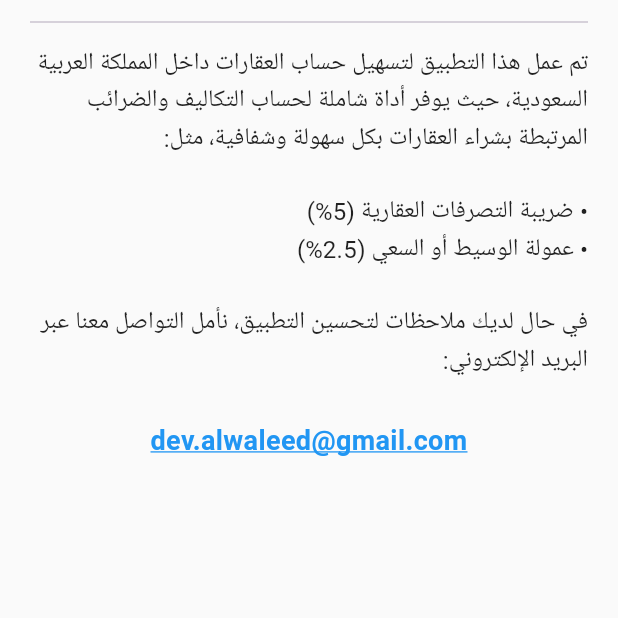
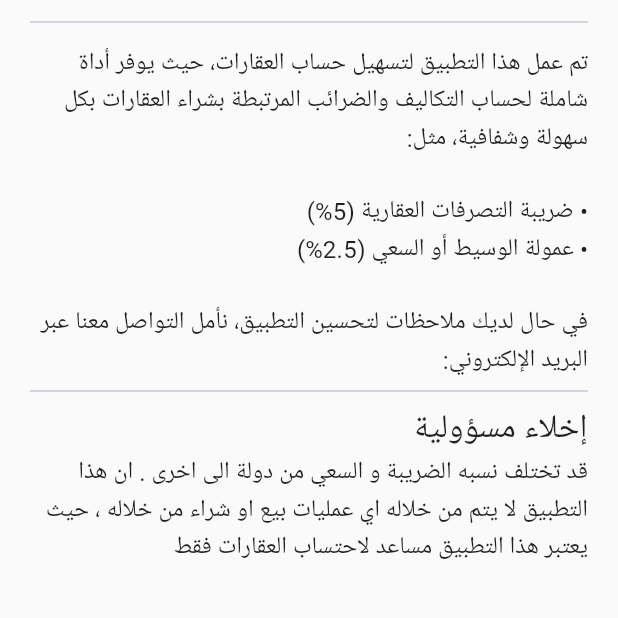
Before and after one commit to alwaleed1989/real_estate_calculator, a Flutter app: the Infoscreen screen opened directly, on a phone screen of 412 x 824 dp, the part 113-731 px from its top. Run offline on Flutter 3.47's test engine with Material 3 defaults, Android fonts, the phone set to English and light mode, and no system bars; our stand-ins replace currency_text_input_formatter, google_fonts, shared_preferences; accounts and stored records are empty; Roboto replaces fonts that are missing (Tajawal).

```diff
--- a/lib/Screens/Info/infoScreen.dart
+++ b/lib/Screens/Info/infoScreen.dart
@@ -50,10 +50,30 @@ class Infoscreen extends StatelessWidget {
               ),
               const Divider(height: 30), // Increased height for more space
               const Text(
-                'تم عمل هذا التطبيق لتسهيل حساب العقارات داخل المملكة العربية السعودية، حيث يوفر أداة شاملة لحساب التكاليف والضرائب المرتبطة بشراء العقارات بكل سهولة وشفافية، مثل:\n\n'
+                'تم عمل هذا التطبيق لتسهيل حساب العقارات، حيث يوفر أداة شاملة لحساب التكاليف والضرائب المرتبطة بشراء العقارات بكل سهولة وشفافية، مثل:\n\n'
                     '• ضريبة التصرفات العقارية (5%)\n'
                     '• عمولة الوسيط أو السعي (2.5%)\n\n'
                     'في حال لديك ملاحظات لتحسين التطبيق، نأمل التواصل معنا عبر البريد الإلكتروني:',
+                textAlign: TextAlign.right,
+                style: TextStyle(
+                  color: Colors.black87,
+                  fontSize: 16,
+                  height: 1.5,
+                ),
+              ),
+
+              Divider(),
+
+              const Text('إخلاء مسؤولية',
+                textAlign: TextAlign.right,
+                style: TextStyle(
+                  color: Colors.black87,
+                  fontSize: 22,
+                  height: 1.5,
+                ),
+              ),
+
+              const Text('قد تختلف نسبه الضريبة و السعي من دولة الى اخرى . ان هذا التطبيق لا يتم من خلاله اي عمليات بيع او شراء من خلاله ، حيث يعتبر هذا التطبيق مساعد لاحتساب العقارات فقط',
                 textAlign: TextAlign.right,
                 style: TextStyle(
                   color: Colors.black87,
@@ -69,7 +89,7 @@ class Infoscreen extends StatelessWidget {
                 child: const Padding(
                   padding: EdgeInsets.all(8.0),
                   child: Text(
-                    'dev.alwaleed@gmail.com',
+                    '',
                     textAlign: TextAlign.center, // Centered the email text
                     style: TextStyle(
                       fontSize: 18,
--- a/lib/Screens/setting/setting.dart
+++ b/lib/Screens/setting/setting.dart
@@ -1,5 +1,4 @@
-import 'package:flutter/material.dart';
-import '../../main.dart';
+
 
 class CalculatorSettings {
   final double taxRate;
--- a/lib/main.dart
+++ b/lib/main.dart
@@ -1,7 +1,4 @@
 import 'package:flutter/material.dart';
-import 'package:google_fonts/google_fonts.dart';
-import 'package:intl/intl.dart';
-import 'package:flutter_localizations/flutter_localizations.dart';
 import 'Screens/calculator/calculator.dart';
 
 void main() {
--- a/pubspec.yaml
+++ b/pubspec.yaml
@@ -1,7 +1,7 @@
 name: real_estate_calculator
 description: A new Flutter project for calculating real estate costs.
 publish_to: 'none'
-version: 1.0.1+1
+version: 1.0.0+2
 
 environment:
   sdk: '>=3.2.3 <4.0.0'
@@ -15,7 +15,7 @@ dependencies:
 
   # For custom Arabic fonts
   google_fonts: ^6.1.0
-  google_mobile_ads: ^5.1.0 # تأكد من استخدام أحدث إصدار
+#  google_mobile_ads: ^5.1.0 # تأكد من استخدام أحدث إصدار
 
   # For number formatting (e.g., adding commas to currency)
 #  intl: ^0.19.0
```
Also changed, not shown: pubspec.lock, 4 other files.
